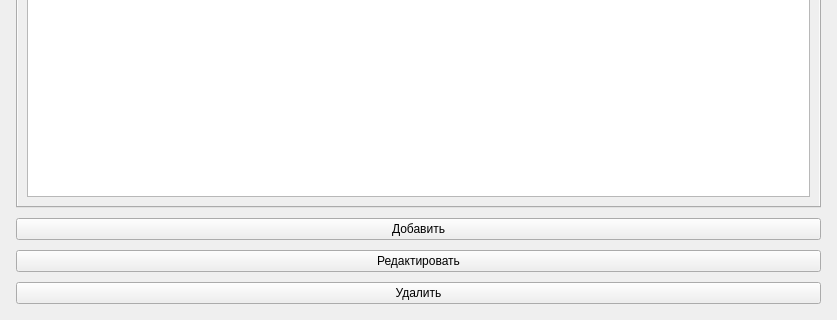
Qt form widget.ui (Noxybot/course) before a commit; both pictures show x 0 to 837 and y 280 to 600 of the 837 by 600 pixel window.
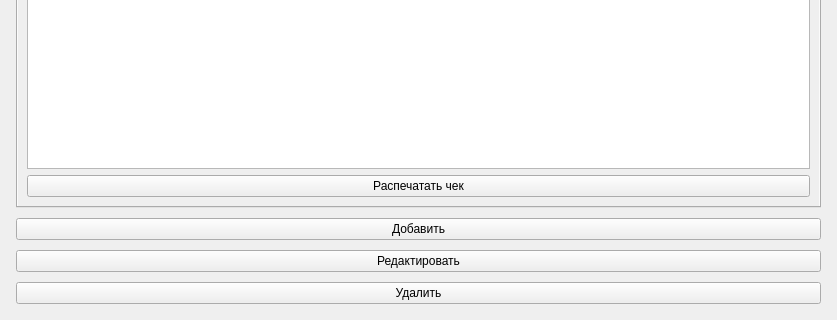
The same form after that commit.

```diff
--- a/widget.ui
+++ b/widget.ui
@@ -121,6 +121,13 @@
            </property>
           </widget>
          </item>
+         <item>
+          <widget class="QPushButton" name="pushButton_print_check">
+           <property name="text">
+            <string>Распечатать чек</string>
+           </property>
+          </widget>
+         </item>
         </layout>
        </widget>
        <widget class="QWidget" name="tab_bike_rent">
```
